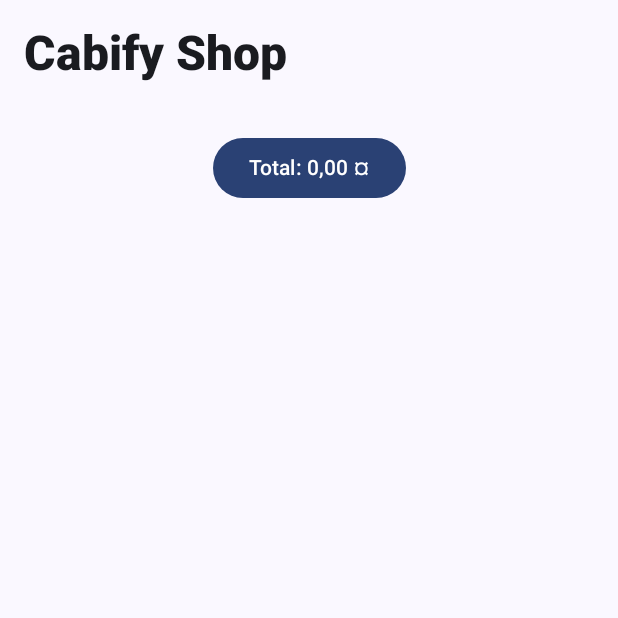
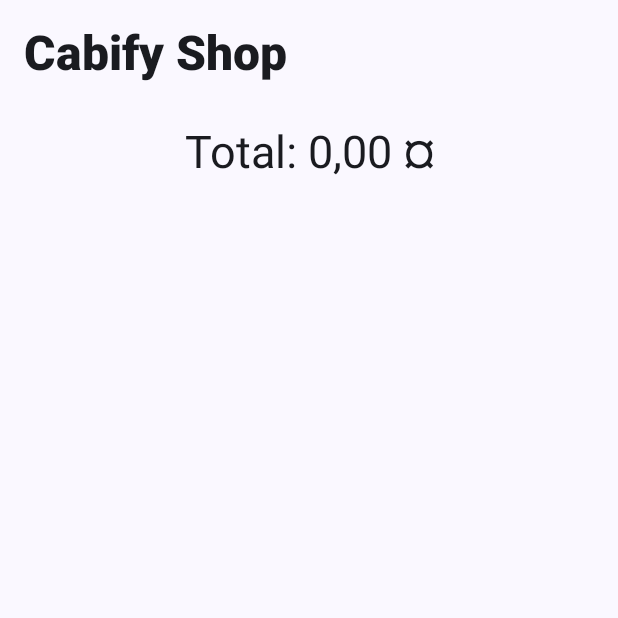
Before and after one commit to dovdtel87/products, an Android app built with Jetpack Compose: the composable ListProducts called with empty values, on a phone screen of 412 x 824 dp, the top half of it. Run offline under Robolectric (Android 15) with nearby library versions, the phone set to English and light mode, and no system bars.

Commit message:
Changes button for a text

```diff
--- a/app/src/main/java/com/example/products/products/ui/list/components/ListProductsScreen.kt
+++ b/app/src/main/java/com/example/products/products/ui/list/components/ListProductsScreen.kt
@@ -3,6 +3,7 @@ package com.example.products.products.ui.list.components
 import androidx.annotation.StringRes
 import androidx.compose.foundation.Image
 import androidx.compose.foundation.layout.Arrangement
+import androidx.compose.foundation.layout.Box
 import androidx.compose.foundation.layout.Column
 import androidx.compose.foundation.layout.Row
 import androidx.compose.foundation.layout.Spacer
@@ -89,7 +90,7 @@ private fun ListProducts(
 
         LazyColumn(
             Modifier.fillMaxSize(),
-        state = lazyListState
+            state = lazyListState,
 
         ) {
             item {
@@ -99,7 +100,17 @@ private fun ListProducts(
                 CardContent(product = it, onAddItem, onRemoveItem)
             }
             item {
-            CheckoutButton(totalPrice, onNavigateToCheckout)
+                Box(
+                    modifier = Modifier.fillMaxWidth(),
+                    contentAlignment = Alignment.Center
+                ) {
+                    Text(
+                        text = stringResource(R.string.total_price, totalPrice.formatPriceAsEuro()),
+                        style = MaterialTheme.typography.displaySmall.copy(fontSize = 30.sp),
+                        textAlign = TextAlign.Center,
+                        modifier = Modifier.padding(start = 8.dp, top = 8.dp, end = 8.dp)
+                    )
+                }
             }
     }
 }
@@ -120,25 +131,6 @@ private fun Title(){
         )
     }
 }
-@Composable
-private fun CheckoutButton(
-    totalPrice: Double,
-    onNavigateToCheckout: ()->Unit
-) {
-    Row(
-        modifier = Modifier
-            .fillMaxWidth()
-            .padding(16.dp),
-        horizontalArrangement = Arrangement.Center
-    ) {
-        Button(onClick = onNavigateToCheckout) {
-            Text(
-                text = stringResource(R.string.total_price, totalPrice.formatPriceAsEuro())
-            )
-        }
-    }
-}
-
 @Composable
 private fun CardContent(
     product: ProductUI,
```
Lines whose indentation alone changed are shown as unchanged.
